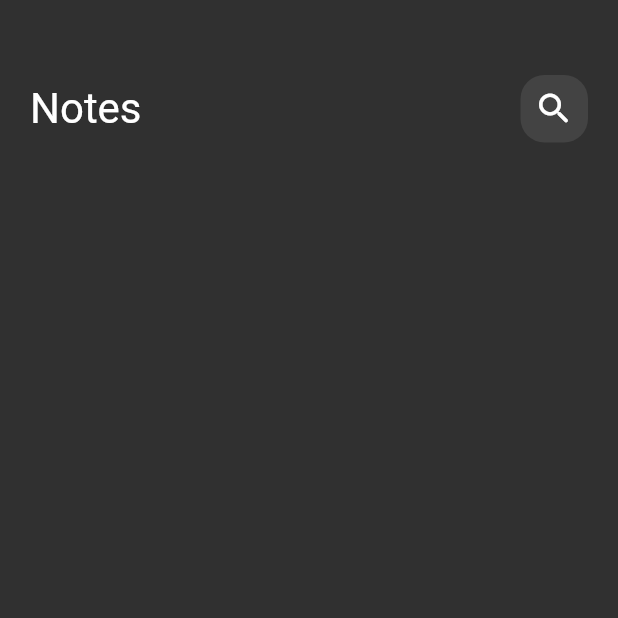
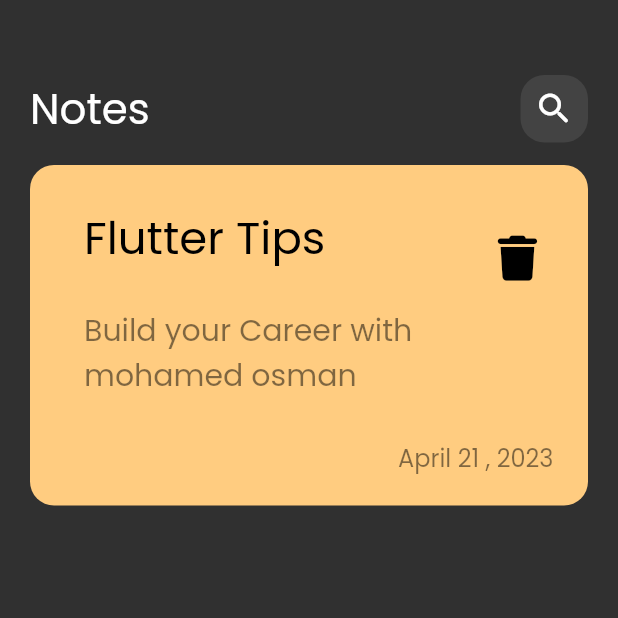
Before and after one commit to mohamed3sman/notes_app, a Flutter app: the screen it shows after launch, on a phone screen of 412 x 824 dp, the top half of it. Run offline on Flutter 3.47's test engine with Material 2 defaults, Android fonts, the phone set to English and light mode, and no system bars; our stand-ins replace font_awesome_flutter.

Commit message:
made note item in notes view

```diff
--- a/lib/main.dart
+++ b/lib/main.dart
@@ -13,7 +13,7 @@ class NotesApp extends StatelessWidget {
   Widget build(BuildContext context) {
     return MaterialApp(
       debugShowCheckedModeBanner: false,
-      theme: ThemeData(brightness: Brightness.dark),
+      theme: ThemeData(brightness: Brightness.dark, fontFamily: 'Poppins'),
       home: const NotesView(),
     );
   }
--- /dev/null
+++ b/lib/widgets/custom_note_item.dart
@@ -0,0 +1,54 @@
+import 'package:flutter/material.dart';
+import 'package:font_awesome_flutter/font_awesome_flutter.dart';
+
+class NoteItem extends StatelessWidget {
+  const NoteItem({
+    super.key,
+  });
+
+  @override
+  Widget build(BuildContext context) {
+    return Container(
+      decoration: BoxDecoration(
+          color: const Color(0xffffcc80),
+          borderRadius: BorderRadius.circular(16)),
+      child: Padding(
+        padding: const EdgeInsets.only(top: 22, bottom: 20, left: 20, right: 7),
+        child: Column(
+          crossAxisAlignment: CrossAxisAlignment.end,
+          children: [
+            ListTile(
+              title: const Text(
+                'Flutter Tips',
+                style: TextStyle(color: Colors.black, fontSize: 30),
+              ),
+              subtitle: Padding(
+                padding: const EdgeInsets.symmetric(vertical: 24),
+                child: Text(
+                  'Build your Career with mohamed osman',
+                  style: TextStyle(
+                      color: Colors.black.withOpacity(0.5), fontSize: 20),
+                ),
+              ),
+              trailing: IconButton(
+                  onPressed: () {},
+                  icon: const Icon(
+                    FontAwesomeIcons.trash,
+                    color: Colors.black,
+                    size: 30,
+                  )),
+            ),
+            Padding(
+              padding: const EdgeInsets.only(right: 16),
+              child: Text(
+                'April 21 , 2023',
+                style: TextStyle(
+                    color: Colors.black.withOpacity(0.5), fontSize: 16),
+              ),
+            ),
+          ],
+        ),
+      ),
+    );
+  }
+}
--- a/lib/widgets/notes_view_body.dart
+++ b/lib/widgets/notes_view_body.dart
@@ -1,5 +1,6 @@
 import 'package:flutter/material.dart';
 import 'package:notes_app/widgets/custom_app_bar.dart';
+import 'package:notes_app/widgets/custom_note_item.dart';
 
 class NotesViewBody extends StatelessWidget {
   const NotesViewBody({super.key});
@@ -10,10 +11,10 @@ class NotesViewBody extends StatelessWidget {
       padding: const EdgeInsets.symmetric(horizontal: 20),
       child: Column(
         children: const [
-          SizedBox(
-            height: 50,
-          ),
+          SizedBox(height: 50),
           CustomAppBar(),
+          SizedBox(height: 15),
+          NoteItem(),
         ],
       ),
     );
```
Also changed, not shown: pubspec.yaml (+8 -12 lines), assets/fonts/Poppins-Regular.ttf (added), pubspec.lock.
